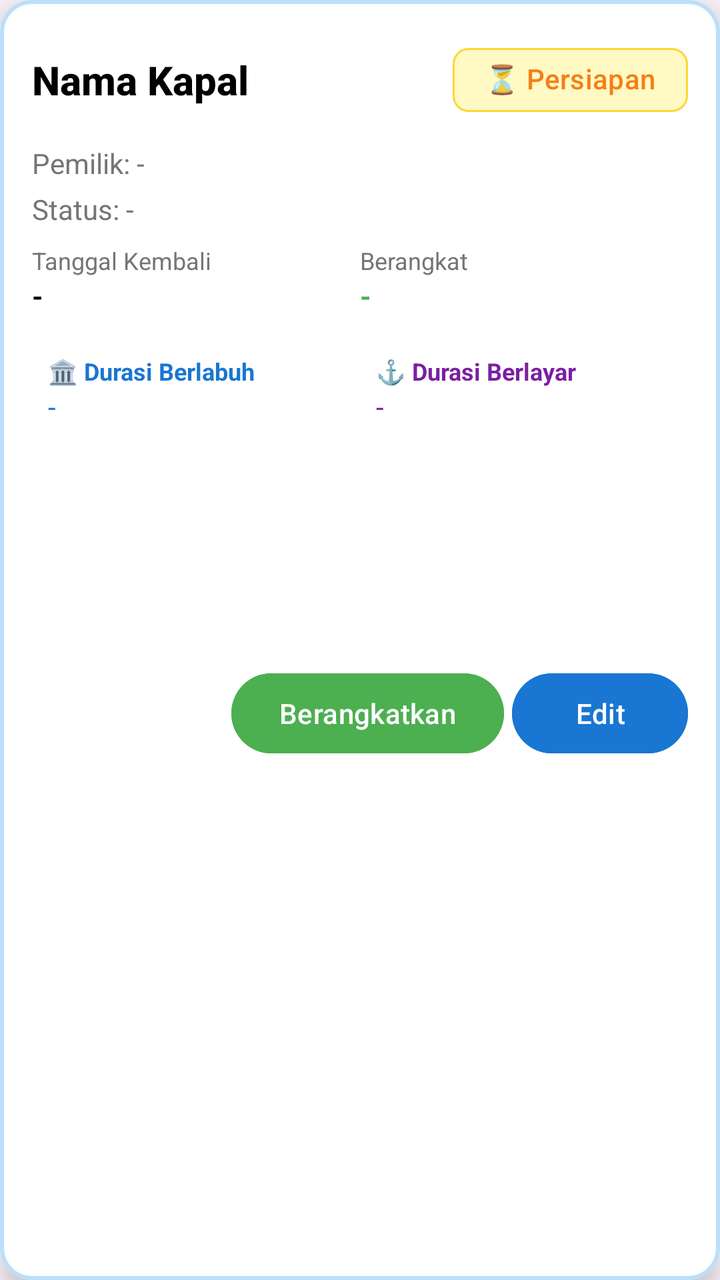
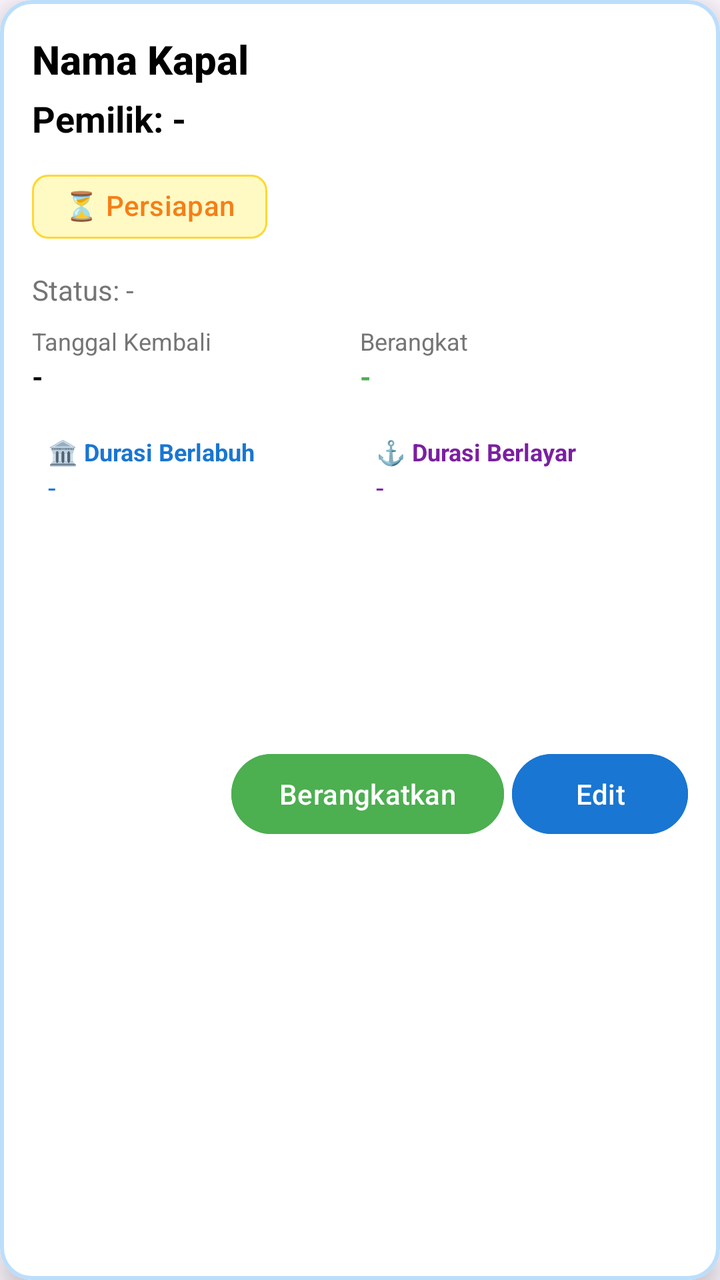

An Android layout rendered at two revisions. The XML below is the earlier revision; the diff shows what the commit changed to produce the second picture.
<!-- AndroidManifest.xml: application theme Theme.KapalList -->
<!-- res/layout/item_kapal_masuk.xml -->
<?xml version="1.0" encoding="utf-8"?>
<com.google.android.material.card.MaterialCardView xmlns:android="http://schemas.android.com/apk/res/android"
    xmlns:app="http://schemas.android.com/apk/res-auto"
    android:layout_width="match_parent"
    android:layout_height="wrap_content"
    android:layout_margin="8dp"
    app:cardBackgroundColor="@color/surface"
    app:cardCornerRadius="16dp"
    app:cardElevation="8dp"
    app:strokeColor="@color/blue_200"
    app:strokeWidth="2dp">

    <LinearLayout
        android:layout_width="match_parent"
        android:layout_height="wrap_content"
        android:orientation="vertical"
        android:padding="16dp">

        
        <LinearLayout
            android:layout_width="match_parent"
            android:layout_height="wrap_content"
            android:orientation="vertical">

            <LinearLayout
                android:layout_width="match_parent"
                android:layout_height="wrap_content"
                android:orientation="horizontal"
                android:gravity="center_vertical"
                android:layout_marginBottom="8dp">

                <TextView
                    android:id="@+id/tv_nama_kapal"
                    android:layout_width="0dp"
                    android:layout_height="wrap_content"
                    android:layout_weight="1"
                    android:text="Nama Kapal"
                    android:textSize="20sp"
                    android:textStyle="bold"
                    android:textColor="@color/text_primary"
                    android:fontFamily="sans-serif-medium" />

                <com.google.android.material.chip.Chip
                    android:id="@+id/chip_completion"
                    android:layout_width="wrap_content"
                    android:layout_height="wrap_content"
                    android:text="⏳ Persiapan"
                    style="@style/Widget.Material3.Chip.Suggestion"
                    app:chipBackgroundColor="@color/yellow_100"
                    app:chipStrokeColor="@color/yellow_300"
                    android:textColor="@color/yellow_800" />

            </LinearLayout>

            <TextView
                android:id="@+id/tv_owner"
                android:layout_width="wrap_content"
                android:layout_height="wrap_content"
                android:text="Pemilik: -"
                android:textSize="14sp"
                android:textColor="@color/text_secondary"
                android:layout_marginBottom="4dp" />

            <TextView
                android:id="@+id/tv_status"
                android:layout_width="wrap_content"
                android:layout_height="wrap_content"
                android:text="Status: -"
                android:textSize="14sp"
                android:textColor="@color/text_secondary"
                android:layout_marginBottom="8dp" />

            
            <LinearLayout
                android:layout_width="match_parent"
                android:layout_height="wrap_content"
                android:orientation="horizontal"
                android:layout_marginBottom="12dp">

                <LinearLayout
                    android:layout_width="0dp"
                    android:layout_height="wrap_content"
                    android:layout_weight="1"
                    android:orientation="vertical">

                    <TextView
                        android:layout_width="wrap_content"
                        android:layout_height="wrap_content"
                        android:text="Tanggal Kembali"
                        android:textSize="12sp"
                        android:textColor="@color/text_secondary" />

                    <TextView
                        android:id="@+id/tv_tanggal_kembali"
                        android:layout_width="wrap_content"
                        android:layout_height="wrap_content"
                        android:text="-"
                        android:textSize="14sp"
                        android:textStyle="bold"
                        android:textColor="@color/text_primary" />

                </LinearLayout>

                <LinearLayout
                    android:layout_width="0dp"
                    android:layout_height="wrap_content"
                    android:layout_weight="1"
                    android:orientation="vertical">

                    <TextView
                        android:layout_width="wrap_content"
                        android:layout_height="wrap_content"
                        android:text="Berangkat"
                        android:textSize="12sp"
                        android:textColor="@color/text_secondary" />

                    <TextView
                        android:id="@+id/tv_perkiraan_keberangkatan"
                        android:layout_width="wrap_content"
                        android:layout_height="wrap_content"
                        android:text="-"
                        android:textSize="14sp"
                        android:textStyle="bold"
                        android:textColor="@color/green_600" />

                </LinearLayout>

            </LinearLayout>

            
            <LinearLayout
                android:layout_width="match_parent"
                android:layout_height="wrap_content"
                android:orientation="horizontal"
                android:layout_marginBottom="12dp">

                <LinearLayout
                    android:layout_width="0dp"
                    android:layout_height="wrap_content"
                    android:layout_weight="1"
                    android:orientation="vertical"
                    android:padding="8dp">

                    <TextView
                        android:layout_width="wrap_content"
                        android:layout_height="wrap_content"
                        android:text="🏛️ Durasi Berlabuh"
                        android:textSize="12sp"
                        android:textStyle="bold"
                        android:textColor="@color/blue_600" />

                    <TextView
                        android:id="@+id/tv_durasi_berlabuh"
                        android:layout_width="wrap_content"
                        android:layout_height="wrap_content"
                        android:text="-"
                        android:textSize="14sp"
                        android:textColor="@color/blue_600" />

                </LinearLayout>

                <LinearLayout
                    android:layout_width="0dp"
                    android:layout_height="wrap_content"
                    android:layout_weight="1"
                    android:orientation="vertical"
                    android:padding="8dp">

                    <TextView
                        android:layout_width="wrap_content"
                        android:layout_height="wrap_content"
                        android:text="⚓ Durasi Berlayar"
                        android:textSize="12sp"
                        android:textStyle="bold"
                        android:textColor="@color/purple_600" />

                    <TextView
                        android:id="@+id/tv_durasi_berlayar"
                        android:layout_width="wrap_content"
                        android:layout_height="wrap_content"
                        android:text="-"
                        android:textSize="14sp"
                        android:textColor="@color/purple_600" />

                </LinearLayout>

            </LinearLayout>

        </LinearLayout>

        
        <androidx.recyclerview.widget.RecyclerView
            android:id="@+id/rv_checklist"
            android:layout_width="match_parent"
            android:layout_height="wrap_content"
            android:layout_marginBottom="12dp"
            android:nestedScrollingEnabled="false"
            android:minHeight="80dp" />

        
        <LinearLayout
            android:layout_width="match_parent"
            android:layout_height="wrap_content"
            android:orientation="horizontal"
            android:gravity="end"
            android:layout_marginTop="8dp">

            <Button
                android:id="@+id/btn_delete"
                style="@style/Widget.Material3.Button.OutlinedButton"
                android:layout_width="wrap_content"
                android:layout_height="wrap_content"
                android:text="Hapus"
                android:textColor="@color/red_600"
                app:icon="@drawable/ic_delete"
                app:iconTint="@color/red_600"
                android:visibility="gone" />

            <Button
                android:id="@+id/btn_unfinish"
                style="@style/Widget.Material3.Button.OutlinedButton"
                android:layout_width="wrap_content"
                android:layout_height="wrap_content"
                android:text="Batal Finish"
                android:textColor="@color/yellow_600"
                app:icon="@drawable/ic_undo"
                app:iconTint="@color/yellow_600"
                android:visibility="gone" />

            <Button
                android:id="@+id/btn_finish"
                style="@style/Widget.Material3.Button"
                android:layout_width="wrap_content"
                android:layout_height="wrap_content"
                android:text="Berangkatkan"
                android:backgroundTint="@color/green_600"
                android:layout_marginStart="4dp" />

            <Button
                android:id="@+id/btn_tambah_kebutuhan"
                style="@style/Widget.Material3.Button"
                android:layout_width="wrap_content"
                android:layout_height="wrap_content"
                android:text="Tambah Kebutuhan"
                android:backgroundTint="@color/green_500"
                android:layout_marginStart="4dp"
                android:visibility="gone" />

            <Button
                android:id="@+id/btn_edit"
                style="@style/Widget.Material3.Button"
                android:layout_width="wrap_content"
                android:layout_height="wrap_content"
                android:text="Edit"
                android:backgroundTint="@color/blue_600"
                android:layout_marginStart="4dp" />

        </LinearLayout>

    </LinearLayout>

</com.google.android.material.card.MaterialCardView>
<!-- resources referenced by this layout -->
<resources>
  <color name="blue_200">#FFBBDEFB</color>
  <color name="blue_600">#FF1976D2</color>
  <color name="green_500">#FF4CAF50</color>
  <color name="green_600">#FF4CAF50</color>
  <color name="purple_600">#FF7B1FA2</color>
  <color name="red_600">#FFF44336</color>
  <color name="surface">#FFFFFFFF</color>
  <color name="text_primary">#FF000000</color>
  <color name="text_secondary">#FF757575</color>
  <color name="yellow_100">#FFFFF9C4</color>
  <color name="yellow_300">#FFFDD835</color>
  <color name="yellow_600">#FFFFEB3B</color>
  <color name="yellow_800">#FFF57F17</color>
  <!-- drawable ic_delete (drawable) -->
  <vector xmlns:android="http://schemas.android.com/apk/res/android"
      android:width="24dp"
      android:height="24dp"
      android:viewportWidth="24"
      android:viewportHeight="24">
    <path
        android:fillColor="#FF000000"
        android:pathData="M6,19c0,1.1 0.9,2 2,2h8c1.1,0 2,-0.9 2,-2V7H6v12zM19,4h-3.5l-1,-1h-5l-1,1H5v2h14V4z"/>
  </vector>
  <!-- drawable ic_undo (drawable) -->
  <vector xmlns:android="http://schemas.android.com/apk/res/android"
      android:width="24dp"
      android:height="24dp"
      android:viewportWidth="24"
      android:viewportHeight="24">
    <path
        android:fillColor="#FF000000"
        android:pathData="M12.5,8c-0.83,0 -1.5,0.68 -1.5,1.5s0.68,1.5 1.5,1.5 1.5,-0.68 1.5,-1.5S13.33,8 12.5,8zM10.85,13.15L12,11l1.85,2.15L16,11l2,3h-3.7l-1.15,1.15L12.85,17H9v-3h1.85L10.85,13.15z"/>
  </vector>
  <style name="Theme.KapalList" parent="Theme.Material3.Light">  
          <item name="colorPrimary">@color/primary</item>
          <item name="colorPrimaryDark">@color/primary</item>
          <item name="colorAccent">@color/secondary</item>
          <item name="android:statusBarColor" tools:targetApi="l">@color/primary</item>
          <item name="android:windowContentTransitions">true</item>
      </style>
  <color name="primary">#FF1976D2</color>
  <color name="secondary">#FF03DAC5</color>
</resources>

<!-- the commit's change to res/layout/item_kapal_masuk.xml (unified diff, before → after) -->
@@ -22,24 +22,33 @@
             android:layout_height="wrap_content"
             android:orientation="vertical">
 
-            <LinearLayout
+<LinearLayout
                 android:layout_width="match_parent"
                 android:layout_height="wrap_content"
-                android:orientation="horizontal"
-                android:gravity="center_vertical"
+                android:orientation="vertical"
                 android:layout_marginBottom="8dp">
 
                 <TextView
                     android:id="@+id/tv_nama_kapal"
-                    android:layout_width="0dp"
-                    android:layout_height="wrap_content"
-                    android:layout_weight="1"
+                    android:layout_width="match_parent"
+                    android:layout_height="wrap_content"
                     android:text="Nama Kapal"
                     android:textSize="20sp"
                     android:textStyle="bold"
                     android:textColor="@color/text_primary"
                     android:fontFamily="sans-serif-medium" />
 
+                <TextView
+                    android:id="@+id/tv_owner"
+                    android:layout_width="match_parent"
+                    android:layout_height="wrap_content"
+                    android:text="Pemilik: -"
+                    android:textSize="18sp"
+                    android:textStyle="bold"
+                    android:textColor="@color/text_primary"
+                    android:layout_marginTop="4dp"
+                    android:layout_marginBottom="8dp" />
+
                 <com.google.android.material.chip.Chip
                     android:id="@+id/chip_completion"
                     android:layout_width="wrap_content"
@@ -52,14 +61,6 @@
 
             </LinearLayout>
 
-            <TextView
-                android:id="@+id/tv_owner"
-                android:layout_width="wrap_content"
-                android:layout_height="wrap_content"
-                android:text="Pemilik: -"
-                android:textSize="14sp"
-                android:textColor="@color/text_secondary"
-                android:layout_marginBottom="4dp" />
 
             <TextView
                 android:id="@+id/tv_status"
